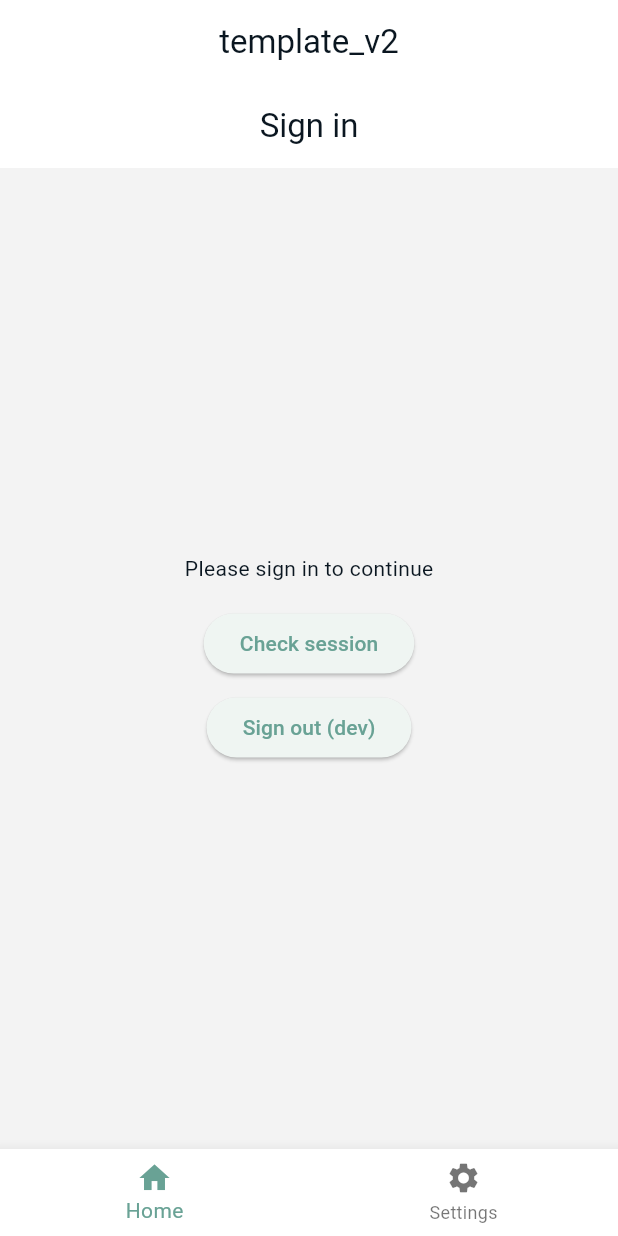
After one commit to awmusicstudio/template_v2, a Flutter app: the SignInScreen screen opened by its route, after a tap on "Check session", after a tap on "Sign out (dev)", on a phone screen of 412 x 824 dp. The commit adds this screen. Run offline on Flutter 3.47's test engine with Material 3 defaults, Android fonts, the phone set to English and light mode, and no system bars; our stand-ins replace flutter_riverpod, go_router, supabase_flutter; accounts and stored records are empty.

Commit message:
feat: S04 auth skeleton — supabase service + auth controller + sign-in route

```diff
--- a/lib/app/router.dart
+++ b/lib/app/router.dart
@@ -5,6 +5,7 @@ import 'package:go_router/go_router.dart';
 import 'app_shell.dart';
 import '../screens/home_screen.dart';
 import '../screens/settings_screen.dart';
+import '../screens/sign_in_screen.dart';
 
 final routerProvider = Provider<GoRouter>((ref) {
   return GoRouter(
@@ -15,6 +16,11 @@ final routerProvider = Provider<GoRouter>((ref) {
         builder: (context, state, child) =>
             AppShell(location: state.uri.toString(), child: child),
         routes: [
+          GoRoute(
+            path: '/sign-in',
+            name: 'sign_in',
+            builder: (context, state) => const SignInScreen(),
+          ),
           GoRoute(
             path: '/',
             name: 'home',
--- /dev/null
+++ b/lib/features/auth/auth_controller.dart
@@ -0,0 +1,49 @@
+import 'package:flutter_riverpod/flutter_riverpod.dart';
+import 'package:supabase_flutter/supabase_flutter.dart';
+
+enum AuthStatus { unknown, signedOut, signedIn }
+
+class AuthState {
+  final AuthStatus status;
+  final User? user;
+  const AuthState._(this.status, this.user);
+  const AuthState.unknown() : this._(AuthStatus.unknown, null);
+  const AuthState.signedOut() : this._(AuthStatus.signedOut, null);
+  AuthState.signedIn(User user) : this._(AuthStatus.signedIn, user);
+}
+
+class AuthController extends StateNotifier<AuthState> {
+  AuthController() : super(const AuthState.unknown());
+
+  final SupabaseClient _client = Supabase.instance.client;
+
+  /// Check existing session and update state.
+  Future<void> checkSession() async {
+    final session = _client.auth.currentSession;
+    if (session?.user != null) {
+      state = AuthState.signedIn(session!.user);
+    } else {
+      state = const AuthState.signedOut();
+    }
+  }
+
+  /// Example: anonymous sign-in for local/dev use only.
+  /*   Future<void> signInAnonymous() async {
+    final res = await _client.auth.signInWithProvider(
+      Provider.github,
+    ); // placeholder
+    // Note: Many Supabase projects may not allow true anonymous sign-in.
+    // For now, we attempt a safe call; in a real app you will implement email/magic links or OAuth.
+    await checkSession();
+  }  */
+
+  Future<void> signOut() async {
+    await _client.auth.signOut();
+    state = const AuthState.signedOut();
+  }
+}
+
+// providers
+final authControllerProvider = StateNotifierProvider<AuthController, AuthState>(
+  (ref) => AuthController(),
+);
--- /dev/null
+++ b/lib/screens/sign_in_screen.dart
@@ -0,0 +1,46 @@
+import 'package:flutter/material.dart';
+import 'package:flutter_riverpod/flutter_riverpod.dart';
+import '../features/auth/auth_controller.dart';
+
+class SignInScreen extends ConsumerWidget {
+  const SignInScreen({super.key});
+  @override
+  Widget build(BuildContext context, WidgetRef ref) {
+    final authState = ref.watch(authControllerProvider);
+    return Scaffold(
+      appBar: AppBar(title: const Text('Sign in')),
+      body: Center(
+        child: Padding(
+          padding: const EdgeInsets.all(16),
+          child: Column(
+            mainAxisSize: MainAxisSize.min,
+            children: [
+              if (authState.status == AuthStatus.signedIn)
+                const Text('Signed in')
+              else
+                const Text('Please sign in to continue'),
+              const SizedBox(height: 16),
+              ElevatedButton(
+                onPressed: () async {
+                  // dev flow: call checkSession (replace with real sign-in in next ticket)
+                  await ref
+                      .read(authControllerProvider.notifier)
+                      .checkSession();
+                },
+                child: const Text('Check session'),
+              ),
+              const SizedBox(height: 8),
+              ElevatedButton(
+                onPressed: () async {
+                  // placeholder: in future ticket we'll wire up email / OAuth flows
+                  await ref.read(authControllerProvider.notifier).signOut();
+                },
+                child: const Text('Sign out (dev)'),
+              ),
+            ],
+          ),
+        ),
+      ),
+    );
+  }
+}
--- a/pubspec.yaml
+++ b/pubspec.yaml
@@ -36,6 +36,7 @@ dependencies:
   cupertino_icons: ^1.0.8
   go_router: ^16.2.1
   flutter_riverpod: ^2.6.1
+  supabase_flutter: ^2.10.0
 
 dev_dependencies:
   flutter_test:
```
Also changed, not shown: lib/services/supabase_service.dart (added, +25 -0 lines), pubspec.lock, 12 other files.
